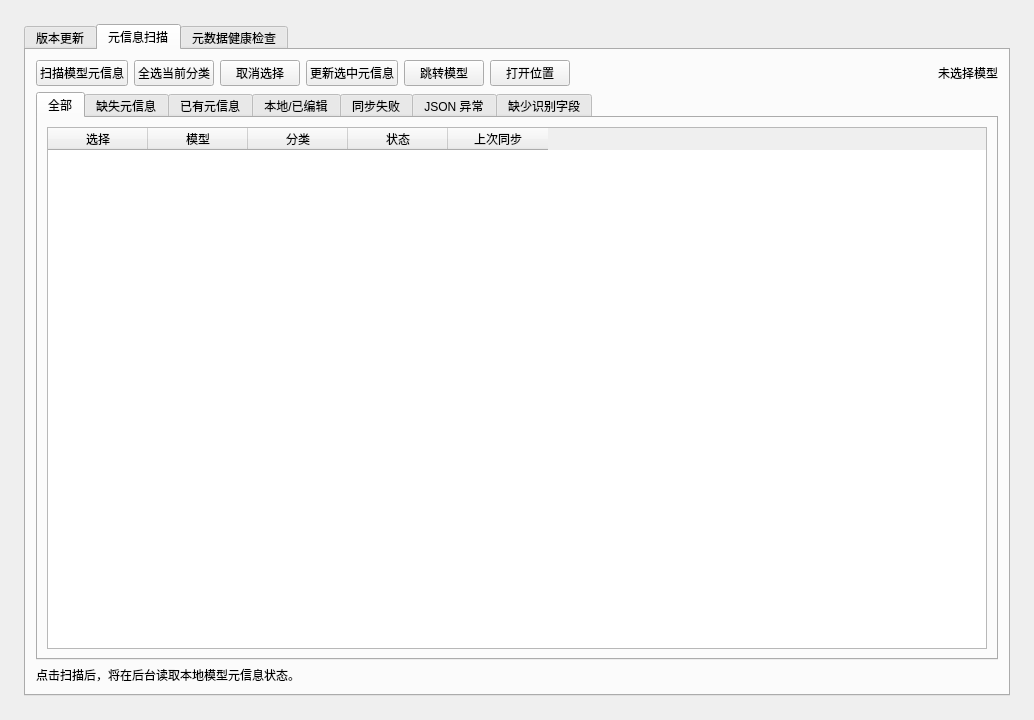
hanbinhsh/SD-LoRA-Manager, file pages/downloadspage.ui: the form before one commit.
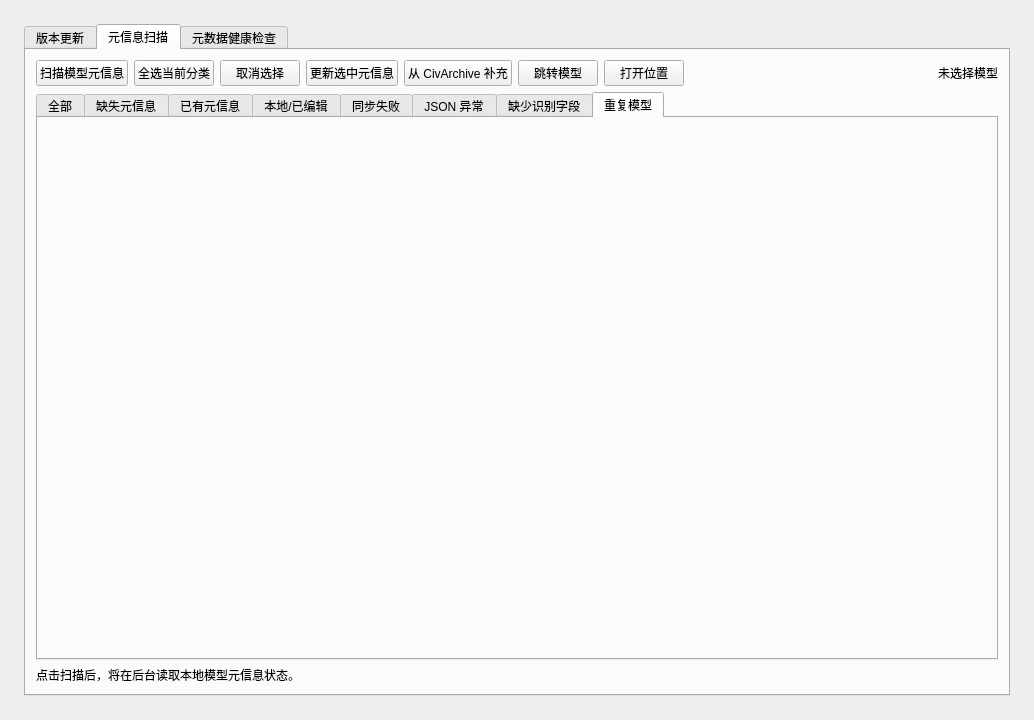
The form after the commit. The open tabs and pages were chosen to show the change.

```diff
--- a/pages/downloadspage.ui
+++ b/pages/downloadspage.ui
@@ -686,6 +686,16 @@
            </property>
           </widget>
          </item>
+         <item>
+          <widget class="QPushButton" name="btnMetadataCivArchiveSelected">
+           <property name="toolTip">
+            <string>跳过 Civitai，直接尝试从 CivArchive 为选中模型补充元信息。</string>
+           </property>
+           <property name="text">
+            <string>从 CivArchive 补充</string>
+           </property>
+          </widget>
+         </item>
          <item>
           <widget class="QPushButton" name="btnMetadataOpenModel">
            <property name="text">
@@ -814,6 +824,12 @@
           </attribute>
           <layout class="QVBoxLayout" name="verticalLayout_MetadataNoIds"/>
          </widget>
+         <widget class="QWidget" name="pageMetadataDuplicate">
+          <attribute name="title">
+           <string>重复模型</string>
+          </attribute>
+          <layout class="QVBoxLayout" name="verticalLayout_MetadataDuplicate"/>
+         </widget>
         </widget>
        </item>
        <item>
```
